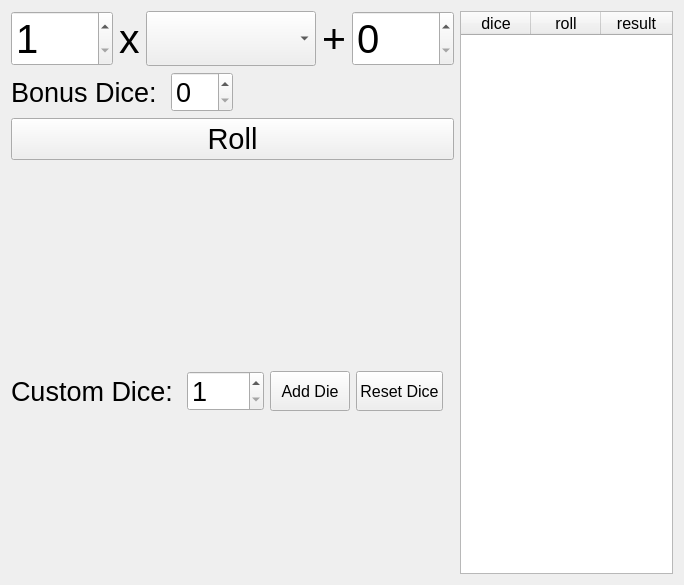
First picture: the form in tools/dicetool.ui, repository PhilInTheGaps/GM-Companion, before the edit.
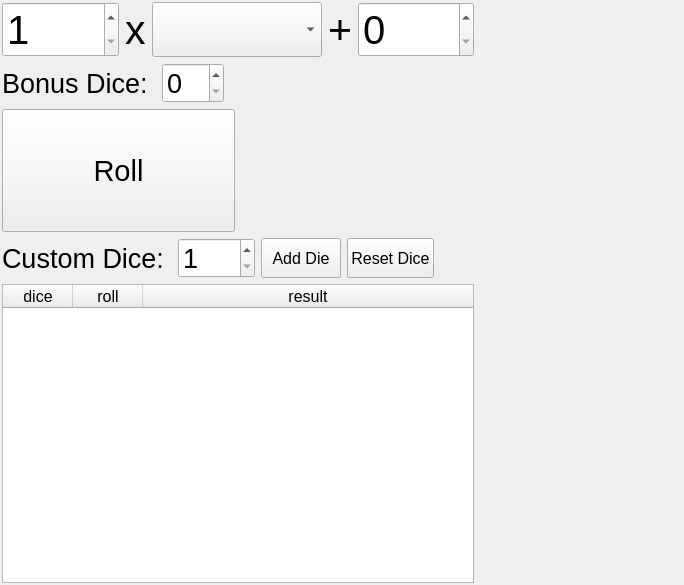
Second picture: the form after the edit.

Patch:
```diff
--- a/tools/dicetool.ui
+++ b/tools/dicetool.ui
@@ -19,6 +19,18 @@
    <string>Form</string>
   </property>
   <layout class="QHBoxLayout" name="horizontalLayout">
+   <property name="leftMargin">
+    <number>2</number>
+   </property>
+   <property name="topMargin">
+    <number>2</number>
+   </property>
+   <property name="rightMargin">
+    <number>2</number>
+   </property>
+   <property name="bottomMargin">
+    <number>2</number>
+   </property>
    <item>
     <layout class="QVBoxLayout" name="verticalLayout">
      <item>
@@ -201,6 +213,8 @@
       </layout>
      </item>
      <item>
+      <layout class="QHBoxLayout" name="horizontalLayout_5">
+       <item>
       <widget class="QPushButton" name="pushButton_roll">
        <property name="sizePolicy">
         <sizepolicy hsizetype="Minimum" vsizetype="Minimum">
@@ -228,7 +242,7 @@
        </property>
        <property name="font">
         <font>
-         <pointsize>130</pointsize>
+           <pointsize>80</pointsize>
         </font>
        </property>
        <property name="text">
@@ -239,6 +253,8 @@
        </property>
       </widget>
      </item>
+      </layout>
+     </item>
      <item>
       <layout class="QHBoxLayout" name="horizontalLayout_3">
        <item>
@@ -316,27 +332,9 @@
       </layout>
      </item>
      <item>
-      <spacer name="verticalSpacer">
-       <property name="orientation">
-        <enum>Qt::Vertical</enum>
-       </property>
-       <property name="sizeType">
-        <enum>QSizePolicy::Expanding</enum>
-       </property>
-       <property name="sizeHint" stdset="0">
-        <size>
-         <width>20</width>
-         <height>40</height>
-        </size>
-       </property>
-      </spacer>
-     </item>
-    </layout>
-   </item>
-   <item>
     <widget class="QTableWidget" name="tableWidget_results">
      <property name="sizePolicy">
-      <sizepolicy hsizetype="Maximum" vsizetype="Expanding">
+        <sizepolicy hsizetype="Minimum" vsizetype="Expanding">
        <horstretch>0</horstretch>
        <verstretch>0</verstretch>
       </sizepolicy>
@@ -375,6 +373,8 @@
       </property>
      </column>
     </widget>
+     </item>
+    </layout>
    </item>
    <item>
     <spacer name="horizontalSpacer_3">
```
Lines whose indentation alone changed are shown as unchanged.
